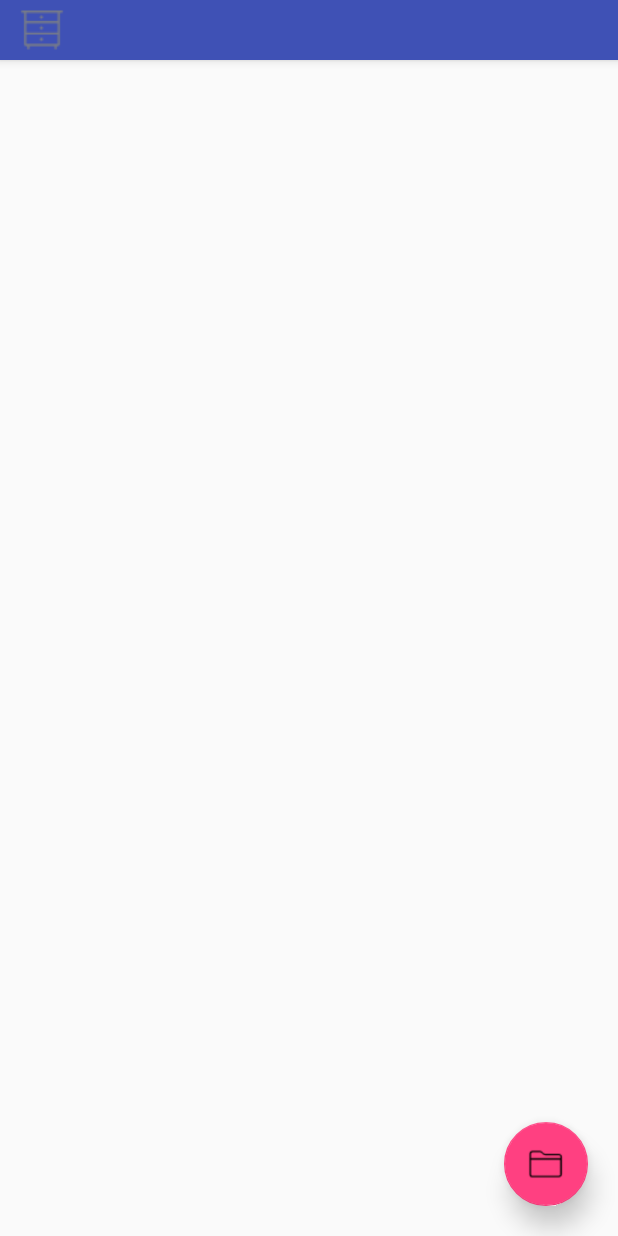
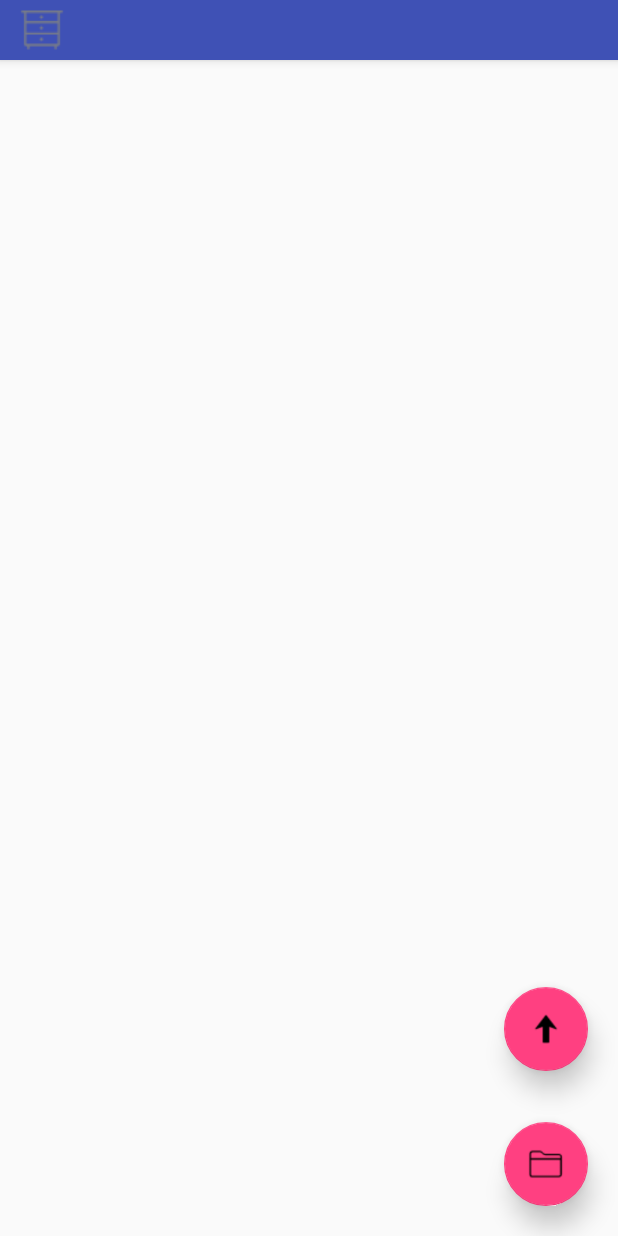
Before and after one commit to Maplely/TopSmsSort, an Android app: the SmsFragment screen opened directly, with no data from a screen before it, on a phone screen of 412 x 824 dp. Run offline under Robolectric (Android 15) with nearby library versions, the phone set to English and light mode, and no system bars; our stand-ins replace RxJava.

Commit message:
add code

```diff
--- a/app/src/main/java/com/top/topsmssort/adapter/SmsAdapter.kt
+++ b/app/src/main/java/com/top/topsmssort/adapter/SmsAdapter.kt
@@ -9,42 +9,75 @@ import android.widget.TextView
 import com.top.topsmssort.R
 import com.top.topsmssort.model.SmsBean
 import kotlinx.android.synthetic.main.adapter_sms.view.*
+import kotlinx.android.synthetic.main.sms_adapter_header.view.*
 
 /**
  * Created by lihaitao on 2018/9/27.
  *
  */
-class SmsAdapter(val contet: FragmentActivity?, var dataList: ArrayList<SmsBean>?) : RecyclerView.Adapter<SmsAdapter.SmsHolder>() {
-    override fun onCreateViewHolder(p0: ViewGroup, p1: Int): SmsHolder {
-        val view = LayoutInflater.from(contet).inflate(R.layout.adapter_sms, null)
-        return SmsHolder(view)
+class SmsAdapter(val contet: FragmentActivity?, var dataList: ArrayList<SmsBean>?) : RecyclerView.Adapter<RecyclerView.ViewHolder>() {
+    private val TYPE_HEADER = 0x1
+    private val TYPE_CONTENT = 0x2
+    override fun onCreateViewHolder(p0: ViewGroup, p1: Int): RecyclerView.ViewHolder {
+        return if (p1 == TYPE_HEADER) {
+            val view = LayoutInflater.from(contet).inflate(R.layout.sms_adapter_header, p0, false)
+            SmsHeaderHolder(view)
+        } else {
+            val view = LayoutInflater.from(contet).inflate(R.layout.adapter_sms, p0, false)
+            SmsHolder(view)
+        }
     }
 
     override fun getItemCount(): Int {
-        return if(dataList==null) 0 else dataList!!.size
+        return if (dataList == null) 1 else dataList!!.size + 1
     }
 
-    override fun onBindViewHolder(holder: SmsHolder, position: Int) {
+    override fun onBindViewHolder(holder: RecyclerView.ViewHolder, position: Int) {
+        val itemViewType = getItemViewType(position)
+        if (itemViewType == TYPE_HEADER) {
+            if (dataList?.size!! > 0) {
+                holder as SmsHeaderHolder
+                holder.headerTitle.visibility = View.VISIBLE
+                holder.headerTitle.text = String.format(contet?.resources!!.getString(R.string.sms_adapter_header_str, dataList?.size))
+            }
+        } else if (itemViewType == TYPE_CONTENT) {
             dataList?.run {
+                if (this.size > 0) {
+                    holder as SmsHolder
                     val bean = this[position]
                     holder.where_tv.text = "位置:" + bean.where
                     //TODO(拨打电话)
                     holder.tel_tv.text = "电话:" + bean.tel
                     holder.name_tv.text = "快递柜:" + bean.name
-            holder.num_tv.text = "快递单号:" + bean.num
+                    holder.num_tv.text = "取件码:" + bean.num
                     holder.time_tv.text = "时间:" + bean.time
+                }
+            }
+        }
+    }
+
+    override fun getItemViewType(position: Int): Int {
+        return if (position == 0) {
+            TYPE_HEADER
+        } else {
+            TYPE_CONTENT
         }
     }
 
     class SmsHolder(itemView: View) : RecyclerView.ViewHolder(itemView) {
-        var where_tv: TextView = itemView.package_where
-        var name_tv: TextView = itemView.package_name
-        var tel_tv: TextView = itemView.package_tel
-        var num_tv: TextView = itemView.package_num
-        var time_tv: TextView = itemView.package_time
+        val where_tv: TextView = itemView.package_where
+        val name_tv: TextView = itemView.package_name
+        val tel_tv: TextView = itemView.package_tel
+        val num_tv: TextView = itemView.package_num
+        val time_tv: TextView = itemView.package_time
+    }
+
+    class SmsHeaderHolder(itemView: View) : RecyclerView.ViewHolder(itemView) {
+        val headerTitle: TextView = itemView.adapter_header_title
     }
 
     fun addDate(list: ArrayList<SmsBean>) {
+        dataList?.clear()
         dataList?.addAll(list)
         notifyDataSetChanged()
     }
--- a/app/src/main/res/layout/fragment_sms.xml
+++ b/app/src/main/res/layout/fragment_sms.xml
@@ -27,9 +27,21 @@
         android:src="@drawable/sort"
         app:elevation="10dp"
         app:layout_behavior="@string/appbar_scrolling_view_behavior"/>
-
+    <android.support.design.widget.FloatingActionButton
+        android:id="@+id/sms_float_up"
+        android:layout_width="wrap_content"
+        android:layout_height="wrap_content"
+        android:layout_gravity="right|bottom"
+        android:layout_marginBottom="150dp"
+        android:layout_marginRight="20dp"
+        android:src="@drawable/sms_fragment_up"
+        app:elevation="10dp"
+        app:layout_behavior="@string/appbar_scrolling_view_behavior"/>
     <android.support.v7.widget.RecyclerView
         android:id="@+id/sms_recycler"
+        android:overScrollMode="never"
+        android:scrollbars="vertical"
+        android:scrollbarSize="10dp"
         android:layout_width="match_parent"
         android:layout_height="match_parent"
         app:layout_behavior="@string/appbar_scrolling_view_behavior"
--- /dev/null
+++ b/app/src/main/res/layout/sms_adapter_header.xml
@@ -0,0 +1,13 @@
+<?xml version="1.0" encoding="utf-8"?>
+<FrameLayout xmlns:android="http://schemas.android.com/apk/res/android"
+              android:orientation="vertical"
+              android:layout_width="match_parent"
+              android:layout_height="30dp">
+<TextView
+    android:layout_gravity="center"
+    android:id="@+id/adapter_header_title"
+    android:text="@string/sms_adapter_header_str"
+    android:visibility="gone"
+    android:layout_width="wrap_content"
+    android:layout_height="wrap_content"/>
+</FrameLayout>
--- a/app/src/main/res/values/strings.xml
+++ b/app/src/main/res/values/strings.xml
@@ -4,4 +4,5 @@
     <string name="drawer_header_title">hello world</string>
     <string name="drawer_item">快递短信整理</string>
     <string name="drawer_about">about me</string>
+    <string name="sms_adapter_header_str">总计%d条数据</string>
 </resources>
```
Also changed, not shown: app/src/main/java/com/top/topsmssort/fragment/SmsFragment.kt (+9 -3 lines), app/src/main/java/com/top/topsmssort/model/SmsBean.kt (+5 -5 lines), app/src/main/java/com/top/topsmssort/parse/ParseManager.kt (+6 -3 lines), app/src/main/res/layout/adapter_sms.xml (+24 -25 lines), app/src/main/res/drawable/sms_fragment_up.png (added), 1 other file. Lines whose indentation alone changed are shown as unchanged.
